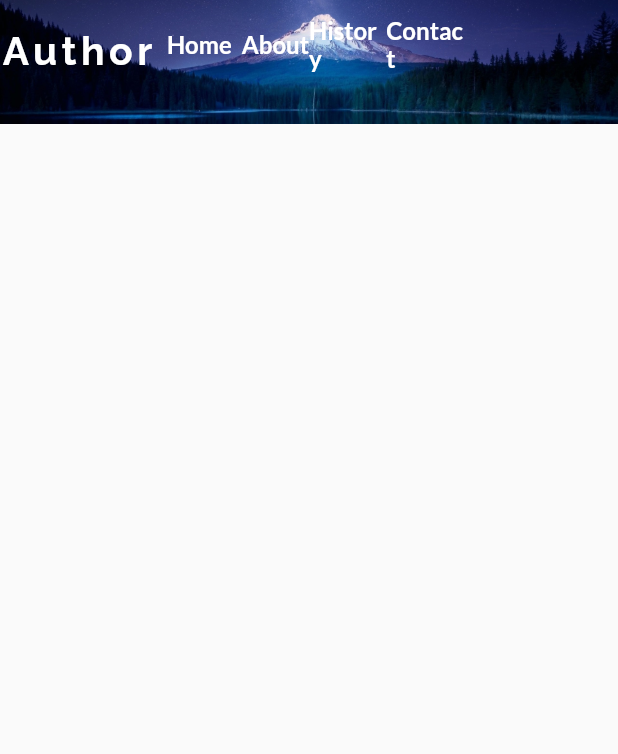
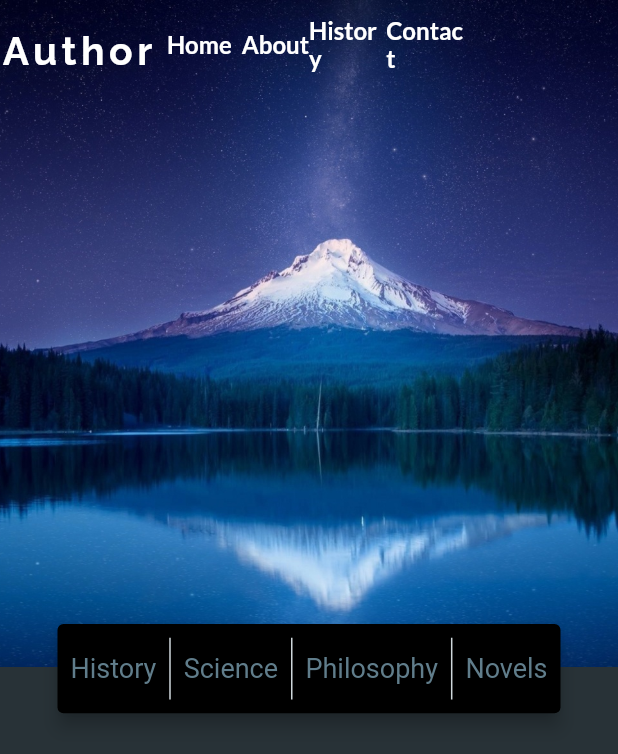
Before and after one commit to kritbovorn/Sample_web_flutter, a Flutter app: the screen it shows after launch, on a phone screen of 412 x 824 dp. Shown: the top 754 px of the screen. Run offline on Flutter 3.47's test engine with Material 2 defaults, Android fonts, the phone set to English and light mode, and no system bars; our stand-ins replace google_fonts.

Commit message:
31:10 - finish Center Menu

```diff
--- a/lib/screens/home_page.dart
+++ b/lib/screens/home_page.dart
@@ -34,6 +34,7 @@ class _HomePageState extends State<HomePage> {
 
     return Scaffold(
       extendBodyBehindAppBar: true,
+      backgroundColor: const Color.fromARGB(255, 40, 50, 55),
       appBar: PreferredSize(
         preferredSize: Size(screenSize.width, 70),
         child: TopBarContent(opacity: _opacity),
@@ -46,12 +47,10 @@ class _HomePageState extends State<HomePage> {
 
               SizedBox(
                 width: screenSize.width,
-                child: AspectRatio(
-                  aspectRatio: 1 / 0.2,
-                  child: Image.asset(
+                height: screenSize.height * 0.54,
+                child: Image.asset(
                     "assets/images/cover.jpg",
                     fit: BoxFit.cover,
-                  ),
                 ),
               ),
 
--- a/lib/widgets/floating_quick_access_bar.dart
+++ b/lib/widgets/floating_quick_access_bar.dart
@@ -34,7 +34,7 @@ class _FloatingQuickAccessBarState extends State<FloatingQuickAccessBar> {
 
       Widget elementTile = InkWell(
         splashColor: Colors.transparent,
-        hoverColor: Colors.blue,
+        hoverColor: Colors.transparent,
         onHover: (value) {
           setState(() {
             value ? _isHoverings[i] = true : _isHoverings[i] = false;
@@ -45,6 +45,7 @@ class _FloatingQuickAccessBarState extends State<FloatingQuickAccessBar> {
           items[i],
           style: TextStyle(
             color: _isHoverings[i] ? Colors.blueGrey[900] : Colors.blueGrey,
+            fontSize: 18,
           ),
         ),
       );
@@ -75,11 +76,24 @@ class _FloatingQuickAccessBarState extends State<FloatingQuickAccessBar> {
       heightFactor: 1,
       child: Padding(
         padding: EdgeInsets.only(
-          top: widget.screenSize.height * 0.6,
+          top: widget.screenSize.height * 0.5,
           left: ResponsiveWidget.isSmallScreen(context) ? widget.screenSize.width / 12 : widget.screenSize.width / 5,
           right: ResponsiveWidget.isSmallScreen(context) ? widget.screenSize.width / 12 : widget.screenSize.width / 5,
         ),
-        child: Container(),
+        child: Card(
+          elevation: 5,
+          color: Colors.black,
+          child: Padding(
+            padding: EdgeInsets.only(
+              top: widget.screenSize.height / 90,
+              bottom: widget.screenSize.height / 90,
+            ),
+            child: Row(
+              mainAxisAlignment: MainAxisAlignment.spaceEvenly,
+              children: generateRowElements(),
+            ),
+          ),
+        ),
       ),
     );
   }
```
